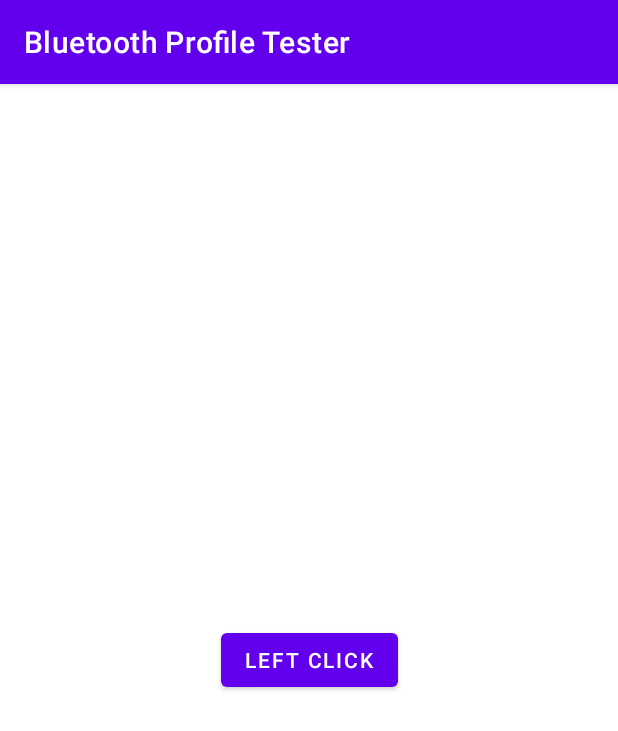
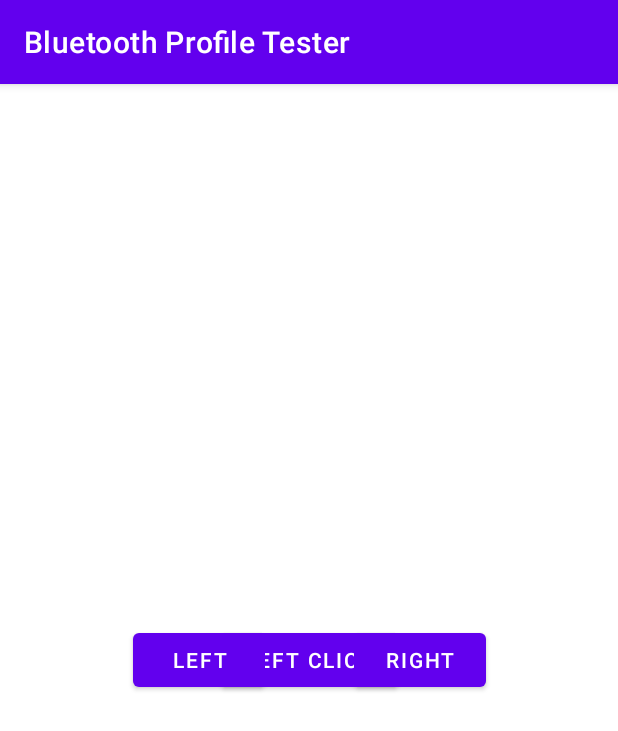
Before and after one commit to Inokinoki/BluetoothHIDProfileTester, an Android app: the screen it shows after launch (MainActivity), on a phone screen of 412 x 824 dp. Shown: the top 731 px of the screen. Run offline under Robolectric (Android 15) with nearby library versions, the phone set to English and light mode, and no system bars.

```diff
--- a/app/src/main/res/layout/activity_main.xml
+++ b/app/src/main/res/layout/activity_main.xml
@@ -16,5 +16,25 @@
         app:layout_constraintTop_toTopOf="parent"
 
         android:text="Left Click"/>
+    <Button
+        android:id="@+id/dx_minus_button"
+        android:layout_width="wrap_content"
+        android:layout_height="wrap_content"
+        app:layout_constraintBottom_toBottomOf="parent"
+        app:layout_constraintLeft_toLeftOf="parent"
+        app:layout_constraintRight_toRightOf="@+id/left_button"
+        app:layout_constraintTop_toTopOf="parent"
+
+        android:text="Left"/>
+    <Button
+        android:id="@+id/dx_plus_button"
+        android:layout_width="wrap_content"
+        android:layout_height="wrap_content"
+        app:layout_constraintBottom_toBottomOf="parent"
+        app:layout_constraintLeft_toLeftOf="@+id/left_button"
+        app:layout_constraintRight_toRightOf="parent"
+        app:layout_constraintTop_toTopOf="parent"
+
+        android:text="Right"/>
 
 </androidx.constraintlayout.widget.ConstraintLayout>
```
Also changed, not shown: app/src/main/java/cc/inoki/bluetoothprofiletester/MainActivity.java (+30 -0 lines).
